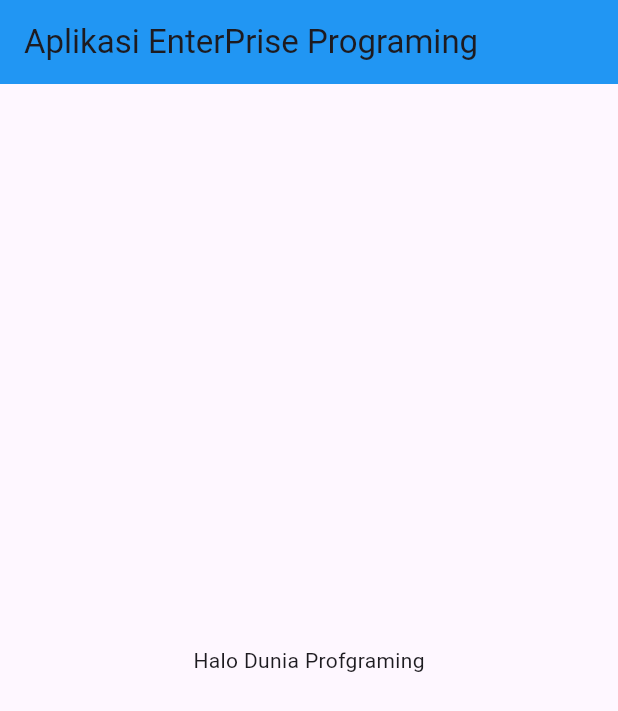
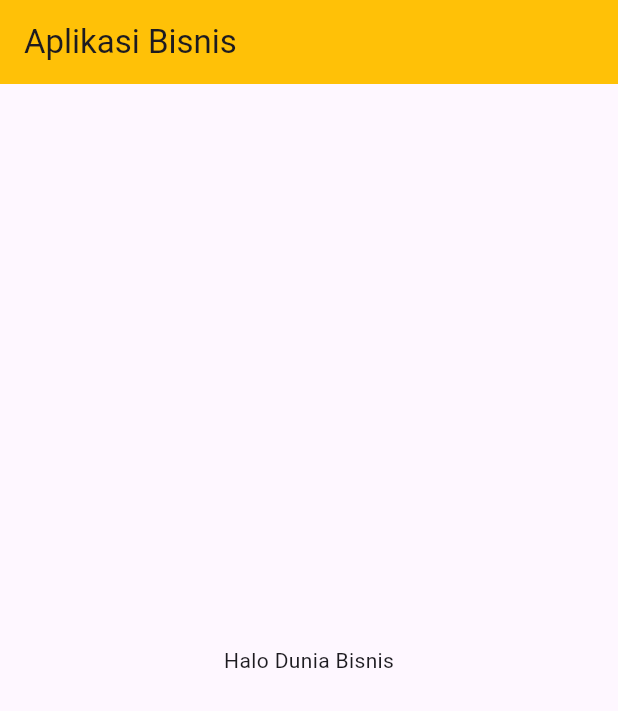
Before and after one commit to SIPalingMumet/demos, a Flutter app: the screen it shows after launch, on a phone screen of 412 x 824 dp. Shown: the top 711 px of the screen. Run offline on Flutter 3.47's test engine with Material 3 defaults, Android fonts, the phone set to English and light mode, and no system bars.

Commit message:
mengubah main

```diff
--- a/lib/main.dart
+++ b/lib/main.dart
@@ -12,12 +12,12 @@ class Hello extends StatelessWidget {
     return Scaffold(
       appBar: AppBar(
         title:
- Text('Aplikasi EnterPrise Programing'),
- backgroundColor: Colors.blue,
+ Text('Aplikasi Bisnis'),
+ backgroundColor: Colors.amber,
       ),
       body:
       Center(
-        child: Text("Halo Dunia Profgraming"),
+        child: Text("Halo Dunia Bisnis"),
       )
     );
   }
```
